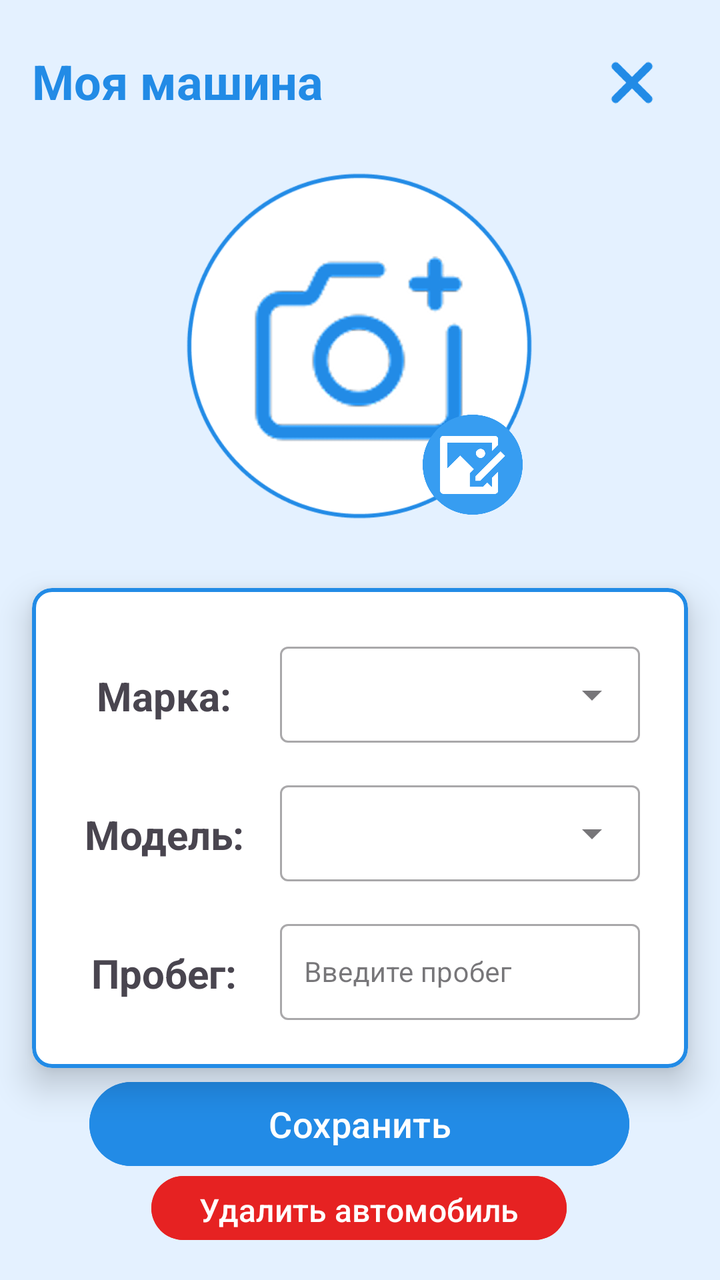
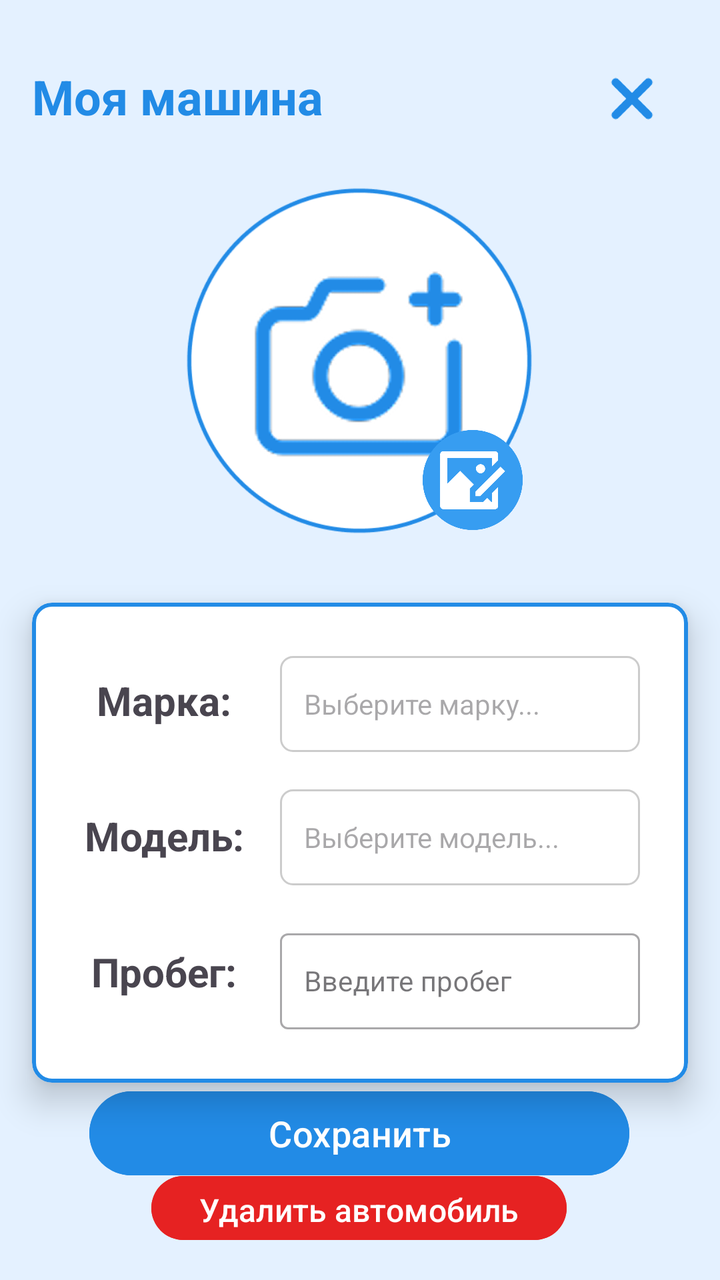

Compare the two renders of this Android layout. The source of the first and the diff that turns it into the second are given below.
<!-- AndroidManifest.xml: application theme Theme.MyCar -->
<!-- res/layout/activity_main_add_car.xml -->
<?xml version="1.0" encoding="utf-8"?>
<androidx.constraintlayout.widget.ConstraintLayout xmlns:android="http://schemas.android.com/apk/res/android"
    xmlns:app="http://schemas.android.com/apk/res-auto"
    xmlns:tools="http://schemas.android.com/tools"
    android:id="@+id/main"
    android:layout_width="match_parent"
    android:layout_height="match_parent"
    android:background="#E4F1FF"
    tools:context=".MainActivityAddCar">

    <ImageView
        android:id="@+id/imageView11"
        android:layout_width="180dp"
        android:layout_height="180dp"
        android:layout_marginTop="24dp"
        android:padding="4dp"
        android:scaleType="centerCrop"
        android:src="@drawable/ph"
        app:layout_constraintBottom_toBottomOf="parent"
        app:layout_constraintEnd_toEndOf="parent"
        app:layout_constraintHorizontal_bias="0.497"
        app:layout_constraintStart_toStartOf="parent"
        app:layout_constraintTop_toBottomOf="@+id/textView2"
        app:layout_constraintVertical_bias="0.01"
        app:strokeColor="#228BE6"
        app:strokeWidth="2dp" />

    <ImageView
        android:id="@+id/imageView10"
        android:layout_width="210dp"
        android:layout_height="210dp"
        app:layout_constraintBottom_toBottomOf="@+id/cardView"
        app:layout_constraintEnd_toEndOf="parent"
        app:layout_constraintHorizontal_bias="0.497"
        app:layout_constraintStart_toStartOf="parent"
        app:layout_constraintTop_toBottomOf="@+id/textView2"
        app:layout_constraintVertical_bias="0.03"
        app:srcCompat="@drawable/group" />

    <Button
        android:id="@+id/button"
        android:layout_width="270dp"
        android:layout_height="50dp"
        android:layout_marginTop="16dp"
        android:layout_marginBottom="24dp"
        android:backgroundTint="#228BE6"
        android:text="Сохранить"
        android:textSize="18sp"
        app:layout_constraintBottom_toTopOf="@+id/deleteButton"
        app:layout_constraintEnd_toEndOf="parent"
        app:layout_constraintHorizontal_bias="0.496"
        app:layout_constraintStart_toStartOf="parent"
        app:layout_constraintTop_toBottomOf="@+id/carCardView"
        app:layout_constraintVertical_bias="0.333" />

    <Button
        android:id="@+id/deleteButton"
        android:layout_width="wrap_content"
        android:layout_height="40dp"
        android:layout_marginBottom="16dp"
        android:backgroundTint="#E62222"
        android:text="Удалить автомобиль"
        android:textSize="16sp"
        app:layout_constraintBottom_toTopOf="@+id/cardView"
        app:layout_constraintEnd_toEndOf="parent"
        app:layout_constraintHorizontal_bias="0.497"
        app:layout_constraintStart_toStartOf="parent" />

    <TextView
        android:id="@+id/textView2"
        android:layout_width="wrap_content"
        android:layout_height="wrap_content"
        android:layout_marginStart="16dp"
        android:text="Моя машина"
        android:textColor="#228BE6"
        android:textSize="24sp"
        android:textStyle="bold"
        android:typeface="normal"
        app:layout_constraintBottom_toBottomOf="parent"
        app:layout_constraintEnd_toEndOf="parent"
        app:layout_constraintHorizontal_bias="0.0"
        app:layout_constraintStart_toStartOf="parent"
        app:layout_constraintTop_toTopOf="parent"
        app:layout_constraintVertical_bias="0.04" />

    <com.google.android.material.card.MaterialCardView
        android:id="@+id/carCardView"
        android:layout_width="0dp"
        android:layout_height="240dp"
        android:layout_marginStart="16dp"
        android:layout_marginTop="16dp"
        android:layout_marginEnd="16dp"
        app:cardBackgroundColor="@android:color/white"
        app:cardCornerRadius="10dp"
        app:cardElevation="10dp"
        app:layout_constraintEnd_toEndOf="parent"
        app:layout_constraintHorizontal_bias="0.0"
        app:layout_constraintStart_toStartOf="parent"
        app:layout_constraintTop_toBottomOf="@+id/imageView10"
        app:strokeColor="#228BE6"
        app:strokeWidth="2dp">

        <androidx.constraintlayout.widget.ConstraintLayout
            android:layout_width="match_parent"
            android:layout_height="match_parent"
            android:padding="8dp">

            <TextView
                android:id="@+id/textView3"
                android:layout_width="100dp"
                android:layout_height="40dp"
                android:layout_marginStart="8dp"
                android:padding="3dp"
                android:text="Марка:"
                android:textAlignment="center"
                android:textSize="20sp"
                android:textStyle="bold"
                app:layout_constraintBottom_toTopOf="@+id/textView6"
                app:layout_constraintStart_toStartOf="parent"
                app:layout_constraintTop_toTopOf="parent"
                app:layout_constraintVertical_bias="0.3" />

            <com.google.android.material.textfield.TextInputLayout
                android:id="@+id/brandTextInputLayout"
                style="@style/Widget.MaterialComponents.TextInputLayout.OutlinedBox.ExposedDropdownMenu"
                android:layout_width="180dp"
                android:layout_height="wrap_content"
                android:layout_marginEnd="16dp"
                app:layout_constraintEnd_toEndOf="parent"
                app:layout_constraintTop_toTopOf="parent"
                app:layout_constraintBottom_toTopOf="@+id/modelTextInputLayout"
                app:layout_constraintVertical_bias="0.2">

                <AutoCompleteTextView
                    android:id="@+id/brandAutoComplete"
                    android:layout_width="match_parent"
                    android:layout_height="48dp"
                    android:completionThreshold="1"
                    android:gravity="start|center_vertical"
                    android:inputType="textCapWords"
                    android:maxLines="1"
                    android:paddingStart="12dp"
                    android:paddingEnd="12dp"
                    android:singleLine="true"
                    android:textSize="14sp" />

            </com.google.android.material.textfield.TextInputLayout>

            <TextView
                android:id="@+id/textView6"
                android:layout_width="100dp"
                android:layout_height="40dp"
                android:layout_marginStart="8dp"
                android:padding="3dp"
                android:text="Модель:"
                android:textAlignment="center"
                android:textSize="20sp"
                android:textStyle="bold"
                app:layout_constraintBottom_toTopOf="@+id/textView7"
                app:layout_constraintStart_toStartOf="parent"
                app:layout_constraintTop_toBottomOf="@+id/textView3"
                app:layout_constraintVertical_bias="0.3" />

            <com.google.android.material.textfield.TextInputLayout
                android:id="@+id/modelTextInputLayout"
                style="@style/Widget.MaterialComponents.TextInputLayout.OutlinedBox.ExposedDropdownMenu"
                android:layout_width="180dp"
                android:layout_height="wrap_content"
                android:layout_marginEnd="16dp"
                app:layout_constraintEnd_toEndOf="parent"
                app:layout_constraintTop_toBottomOf="@+id/brandTextInputLayout"
                app:layout_constraintBottom_toTopOf="@+id/mileageTextInputLayout"
                app:layout_constraintVertical_bias="0.3">

                <AutoCompleteTextView
                    android:id="@+id/modelAutoComplete"
                    android:layout_width="match_parent"
                    android:layout_height="48dp"
                    android:completionThreshold="1"
                    android:enabled="false"
                    android:gravity="start|center_vertical"
                    android:inputType="textCapWords"
                    android:maxLines="1"
                    android:paddingStart="12dp"
                    android:paddingEnd="12dp"
                    android:singleLine="true"
                    android:textSize="14sp" />

            </com.google.android.material.textfield.TextInputLayout>

            <TextView
                android:id="@+id/textView7"
                android:layout_width="100dp"
                android:layout_height="40dp"
                android:layout_marginStart="8dp"
                android:layout_marginBottom="16dp"
                android:padding="3dp"
                android:text="Пробег:"
                android:textAlignment="center"
                android:textSize="20sp"
                android:textStyle="bold"
                app:layout_constraintBottom_toBottomOf="parent"
                app:layout_constraintStart_toStartOf="parent" />

            <com.google.android.material.textfield.TextInputLayout
                android:id="@+id/mileageTextInputLayout"
                style="@style/Widget.MaterialComponents.TextInputLayout.OutlinedBox"
                android:layout_width="180dp"
                android:layout_height="wrap_content"
                android:layout_marginEnd="16dp"
                app:layout_constraintEnd_toEndOf="parent"
                app:layout_constraintTop_toBottomOf="@+id/modelTextInputLayout"
                app:layout_constraintBottom_toBottomOf="parent"
                app:layout_constraintVertical_bias="0.1">

                <com.google.android.material.textfield.TextInputEditText
                    android:id="@+id/textInputEditText"
                    android:layout_width="match_parent"
                    android:layout_height="48dp"
                    android:hint="Введите пробег"
                    android:inputType="number"
                    android:paddingStart="12dp"
                    android:paddingEnd="12dp"
                    android:singleLine="true"
                    android:textSize="14sp" />

            </com.google.android.material.textfield.TextInputLayout>

        </androidx.constraintlayout.widget.ConstraintLayout>
    </com.google.android.material.card.MaterialCardView>

    <androidx.cardview.widget.CardView
        android:id="@+id/cardView"
        android:layout_width="0dp"
        android:layout_height="wrap_content"
        app:cardBackgroundColor="#228BE6"
        app:layout_constraintBottom_toBottomOf="parent"
        app:layout_constraintEnd_toEndOf="parent"
        app:layout_constraintStart_toStartOf="parent" />

    <ImageView
        android:id="@+id/imageView2"
        android:layout_width="40dp"
        android:layout_height="40dp"
        android:layout_marginEnd="24dp"
        android:layout_marginBottom="171dp"
        app:layout_constraintBottom_toTopOf="@+id/carCardView"
        app:layout_constraintEnd_toEndOf="parent"
        app:layout_constraintHorizontal_bias="1.0"
        app:layout_constraintStart_toEndOf="@+id/textView2"
        app:layout_constraintTop_toTopOf="parent"
        app:layout_constraintVertical_bias="0.259"
        app:srcCompat="@drawable/cancel" />

    <ImageView
        android:id="@+id/editimageView"
        android:layout_width="50dp"
        android:layout_height="50dp"
        android:layout_marginStart="122dp"
        android:layout_marginTop="123dp"
        android:layout_marginEnd="8dp"
        android:layout_marginBottom="7dp"
        app:layout_constraintBottom_toBottomOf="@+id/imageView11"
        app:layout_constraintEnd_toEndOf="@+id/imageView11"
        app:layout_constraintStart_toStartOf="@+id/imageView11"
        app:layout_constraintTop_toTopOf="@+id/imageView11"
        app:srcCompat="@drawable/edit" />

    
    <FrameLayout
        android:id="@+id/progressOverlay"
        android:layout_width="match_parent"
        android:layout_height="match_parent"
        android:background="#40E4F1FF"
        android:visibility="gone"
        android:elevation="10dp">
        <ProgressBar
            android:layout_width="64dp"
            android:layout_height="64dp"
            android:layout_gravity="center"
            android:indeterminateTint="#228BE6" />
    </FrameLayout>

</androidx.constraintlayout.widget.ConstraintLayout>
<!-- resources referenced by this layout -->
<resources>
  <!-- drawable cancel: png bitmap (drawable, 43065 bytes) -->
  <!-- drawable edit: png bitmap (drawable, 17703 bytes) -->
  <!-- drawable group: png bitmap (drawable, 13524 bytes) -->
  <!-- drawable ph: png bitmap (drawable, 39077 bytes) -->
  <style name="Theme.MyCar" parent="Base.Theme.MyCar" />
  <style name="Base.Theme.MyCar" parent="Theme.Material3.DayNight.NoActionBar">
          <item name="colorPrimary">@color/my_home_bar_color</item>
          <item name="colorSecondary">@color/my_home_bar_color</item>
          <item name="android:statusBarColor">@color/my_status_bar_color</item>
          <item name="android:navigationBarColor">@color/my_status_bar_color</item>
          <item name="android:windowAnimationStyle">@style/ActivityAnimation</item>
      </style>
  <color name="my_home_bar_color">#228BE6</color>
  <color name="my_status_bar_color">#E4F1FF</color>
  <style name="ActivityAnimation" parent="@android:style/Animation.Activity">
          <item name="android:activityOpenEnterAnimation">@anim/slide_in_right</item>
          <item name="android:activityOpenExitAnimation">@anim/slide_out_left</item>
          <item name="android:activityCloseEnterAnimation">@anim/slide_in_left</item>
          <item name="android:activityCloseExitAnimation">@anim/slide_out_right</item>
      </style>
</resources>

<!-- the commit's change to res/layout/activity_main_add_car.xml (unified diff, before → after) -->
@@ -71,6 +71,7 @@
         android:layout_width="wrap_content"
         android:layout_height="wrap_content"
         android:layout_marginStart="16dp"
+        android:layout_marginTop="8dp"
         android:text="Моя машина"
         android:textColor="#228BE6"
         android:textSize="24sp"
@@ -110,6 +111,7 @@
                 android:layout_width="100dp"
                 android:layout_height="40dp"
                 android:layout_marginStart="8dp"
+                android:layout_marginBottom="8dp"
                 android:padding="3dp"
                 android:text="Марка:"
                 android:textAlignment="center"
@@ -118,82 +120,68 @@
                 app:layout_constraintBottom_toTopOf="@+id/textView6"
                 app:layout_constraintStart_toStartOf="parent"
                 app:layout_constraintTop_toTopOf="parent"
-                app:layout_constraintVertical_bias="0.3" />
-
-            <com.google.android.material.textfield.TextInputLayout
-                android:id="@+id/brandTextInputLayout"
-                style="@style/Widget.MaterialComponents.TextInputLayout.OutlinedBox.ExposedDropdownMenu"
+                app:layout_constraintVertical_bias="0.553" />
+
+            <TextView
+                android:id="@+id/brandAutoComplete"
                 android:layout_width="180dp"
-                android:layout_height="wrap_content"
+                android:layout_height="48dp"
                 android:layout_marginEnd="16dp"
+                android:background="@drawable/bg_edit_text"
+                android:clickable="true"
+                android:focusable="true"
+                android:gravity="center_vertical"
+                android:hint="Выберите марку..."
+                android:paddingStart="12dp"
+                android:paddingEnd="12dp"
+                android:textSize="14sp"
+                android:ellipsize="end"
+                android:maxLines="1"
                 app:layout_constraintEnd_toEndOf="parent"
                 app:layout_constraintTop_toTopOf="parent"
-                app:layout_constraintBottom_toTopOf="@+id/modelTextInputLayout"
-                app:layout_constraintVertical_bias="0.2">
-
-                <AutoCompleteTextView
-                    android:id="@+id/brandAutoComplete"
-                    android:layout_width="match_parent"
-                    android:layout_height="48dp"
-                    android:completionThreshold="1"
-                    android:gravity="start|center_vertical"
-                    android:inputType="textCapWords"
-                    android:maxLines="1"
-                    android:paddingStart="12dp"
-                    android:paddingEnd="12dp"
-                    android:singleLine="true"
-                    android:textSize="14sp" />
-
-            </com.google.android.material.textfield.TextInputLayout>
+                app:layout_constraintBottom_toTopOf="@+id/modelAutoComplete"
+                app:layout_constraintVertical_bias="0.2" />
 
             <TextView
                 android:id="@+id/textView6"
                 android:layout_width="100dp"
                 android:layout_height="40dp"
                 android:layout_marginStart="8dp"
+                android:layout_marginBottom="28dp"
                 android:padding="3dp"
                 android:text="Модель:"
                 android:textAlignment="center"
                 android:textSize="20sp"
                 android:textStyle="bold"
                 app:layout_constraintBottom_toTopOf="@+id/textView7"
-                app:layout_constraintStart_toStartOf="parent"
-                app:layout_constraintTop_toBottomOf="@+id/textView3"
+                app:layout_constraintStart_toStartOf="parent" />
+
+            <TextView
+                android:id="@+id/modelAutoComplete"
+                android:layout_width="180dp"
+                android:layout_height="48dp"
+                android:layout_marginEnd="16dp"
+                android:background="@drawable/bg_edit_text"
+                android:clickable="true"
+                android:focusable="true"
+                android:gravity="center_vertical"
+                android:hint="Выберите модель..."
+                android:paddingStart="12dp"
+                android:paddingEnd="12dp"
+                android:textSize="14sp"
+                android:ellipsize="end"
+                android:maxLines="1"
+                app:layout_constraintEnd_toEndOf="parent"
+                app:layout_constraintTop_toBottomOf="@+id/brandAutoComplete"
+                app:layout_constraintBottom_toTopOf="@+id/mileageTextInputLayout"
                 app:layout_constraintVertical_bias="0.3" />
-
-            <com.google.android.material.textfield.TextInputLayout
-                android:id="@+id/modelTextInputLayout"
-                style="@style/Widget.MaterialComponents.TextInputLayout.OutlinedBox.ExposedDropdownMenu"
-                android:layout_width="180dp"
-                android:layout_height="wrap_content"
-                android:layout_marginEnd="16dp"
-                app:layout_constraintEnd_toEndOf="parent"
-                app:layout_constraintTop_toBottomOf="@+id/brandTextInputLayout"
-                app:layout_constraintBottom_toTopOf="@+id/mileageTextInputLayout"
-                app:layout_constraintVertical_bias="0.3">
-
-                <AutoCompleteTextView
-                    android:id="@+id/modelAutoComplete"
-                    android:layout_width="match_parent"
-                    android:layout_height="48dp"
-                    android:completionThreshold="1"
-                    android:enabled="false"
-                    android:gravity="start|center_vertical"
-                    android:inputType="textCapWords"
-                    android:maxLines="1"
-                    android:paddingStart="12dp"
-                    android:paddingEnd="12dp"
-                    android:singleLine="true"
-                    android:textSize="14sp" />
-
-            </com.google.android.material.textfield.TextInputLayout>
 
             <TextView
                 android:id="@+id/textView7"
                 android:layout_width="100dp"
                 android:layout_height="40dp"
                 android:layout_marginStart="8dp"
-                android:layout_marginBottom="16dp"
+                android:layout_marginBottom="24dp"
                 android:padding="3dp"
                 android:text="Пробег:"
                 android:textAlignment="center"
@@ -209,7 +197,7 @@
                 android:layout_height="wrap_content"
                 android:layout_marginEnd="16dp"
                 app:layout_constraintEnd_toEndOf="parent"
-                app:layout_constraintTop_toBottomOf="@+id/modelTextInputLayout"
+                app:layout_constraintTop_toBottomOf="@+id/modelAutoComplete"
                 app:layout_constraintBottom_toBottomOf="parent"
                 app:layout_constraintVertical_bias="0.1">
 
@@ -242,6 +230,7 @@
         android:id="@+id/imageView2"
         android:layout_width="40dp"
         android:layout_height="40dp"
+        android:layout_marginTop="8dp"
         android:layout_marginEnd="24dp"
         android:layout_marginBottom="171dp"
         app:layout_constraintBottom_toTopOf="@+id/carCardView"
<!-- resource entries referenced after the edit -->
@@ -1,5 +1,13 @@
 <!-- resources referenced by this layout -->
 <resources>
+  <!-- drawable bg_edit_text (drawable) -->
+  <?xml version="1.0" encoding="utf-8"?>
+  <shape xmlns:android="http://schemas.android.com/apk/res/android"
+      android:shape="rectangle">
+      <solid android:color="#FFFFFF" />
+      <stroke android:width="1dp" android:color="#CCCCCC" />
+      <corners android:radius="6dp" />
+  </shape>
   <!-- drawable cancel: png bitmap (drawable, 43065 bytes) -->
   <!-- drawable edit: png bitmap (drawable, 17703 bytes) -->
   <!-- drawable group: png bitmap (drawable, 13524 bytes) -->
